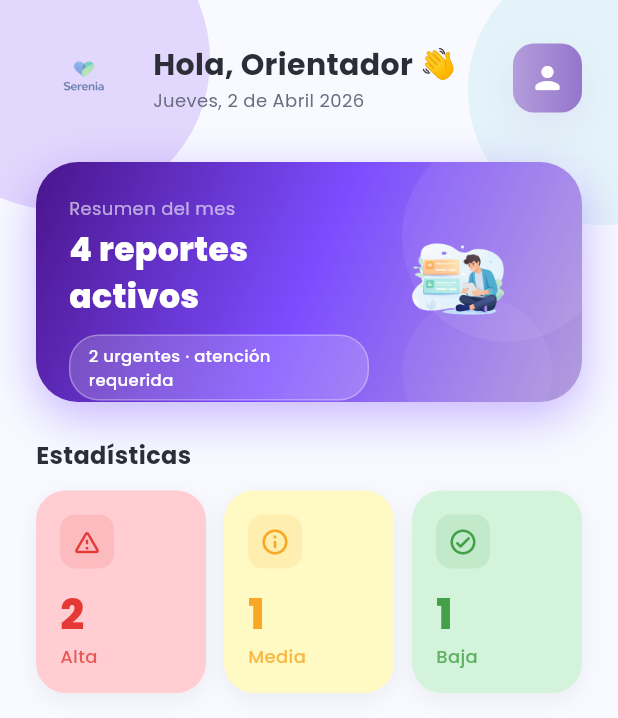
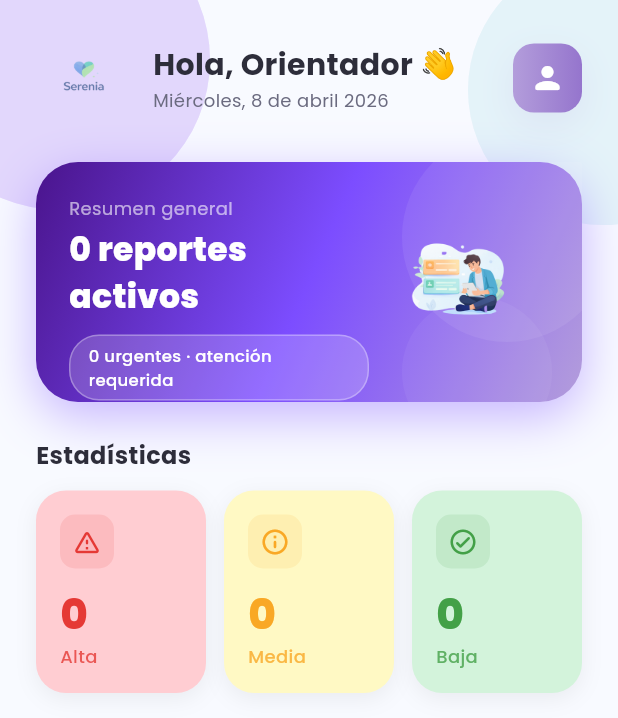
Before and after one commit to Luishernandez001/sirenamaster, a Flutter app: the HomeScreen screen opened directly, on a phone screen of 412 x 824 dp. Shown: the top 718 px of the screen. Run offline on Flutter 3.47's test engine with Material 3 defaults, Android fonts, the phone set to English and light mode, and no system bars; our stand-ins replace cloud_firestore, firebase_auth, firebase_core, google_fonts; accounts and stored records are empty.

Commit message:
se actulizan las estadisticas del home

```diff
--- a/lib/views/home_screen.dart
+++ b/lib/views/home_screen.dart
@@ -344,18 +344,57 @@ class _BubbleNavItem extends StatelessWidget {
   }
 }
 
+/// Totales del home según documentos de `reportes` en Firestore.
+class _HomeReportCounts {
+  final int total;
+  final int high;
+  final int medium;
+  final int low;
+  const _HomeReportCounts({required this.total, required this.high, required this.medium, required this.low});
+}
+
+_HomeReportCounts _countsFromReportDocs(List<QueryDocumentSnapshot<Object?>> docs) {
+  var high = 0, medium = 0, low = 0;
+  for (final d in docs) {
+    final data = d.data() as Map<String, dynamic>;
+    final clas = data['clasificacion'] as Map<String, dynamic>? ?? {};
+    final p = clas['prioridad']?.toString().trim() ?? 'Media';
+    if (p == 'Alta') {
+      high++;
+    } else if (p == 'Baja') {
+      low++;
+    } else {
+      medium++;
+    }
+  }
+  return _HomeReportCounts(total: docs.length, high: high, medium: medium, low: low);
+}
+
 // ============================================================
-// _DashboardTab — Dashboard premium
+// _DashboardTab — Dashboard premium (estadísticas desde Firestore)
 // ============================================================
-class _DashboardTab extends StatelessWidget {
+class _DashboardTab extends StatefulWidget {
   const _DashboardTab();
 
   @override
+  State<_DashboardTab> createState() => _DashboardTabState();
+}
+
+class _DashboardTabState extends State<_DashboardTab> {
+  late final Stream<QuerySnapshot> _reportesStream;
+
+  @override
+  void initState() {
+    super.initState();
+    _reportesStream = FirebaseFirestore.instance.collection('reportes').orderBy('fechaHora', descending: true).snapshots();
+  }
+
+  @override
   Widget build(BuildContext context) {
-    final total = sampleReports.length;
-    final high = sampleReports.where((r) => r.priority == 'Alta').length;
-    final medium = sampleReports.where((r) => r.priority == 'Media').length;
-    final low = sampleReports.where((r) => r.priority == 'Baja').length;
+    final hoy = DateTime.now();
+    const dias = ['Lunes', 'Martes', 'Miércoles', 'Jueves', 'Viernes', 'Sábado', 'Domingo'];
+    const meses = ['enero', 'febrero', 'marzo', 'abril', 'mayo', 'junio', 'julio', 'agosto', 'septiembre', 'octubre', 'noviembre', 'diciembre'];
+    final fechaStr = '${dias[hoy.weekday - 1]}, ${hoy.day} de ${meses[hoy.month - 1]} ${hoy.year}';
 
     return DecorativeBackground(
       child: SafeArea(
@@ -377,7 +416,7 @@ class _DashboardTab extends StatelessWidget {
                       children: [
                         Text('Hola, Orientador 👋',
                             style: GoogleFonts.poppins(fontSize: 20, fontWeight: FontWeight.w700, color: AppColors.textDark)),
-                        Text('Jueves, 2 de Abril 2026',
+                        Text(fechaStr,
                             style: GoogleFonts.poppins(fontSize: 12, color: AppColors.textMedium)),
                       ],
                     ),
@@ -398,22 +437,47 @@ class _DashboardTab extends StatelessWidget {
 
               const SizedBox(height: 24),
 
-              // ── Banner premium con gradiente oscuro ─────────
-              _AnimatedBanner(total: total, high: high),
+              StreamBuilder<QuerySnapshot>(
+                stream: _reportesStream,
+                builder: (context, snapshot) {
+                  if (snapshot.hasError) {
+                    return Padding(
+                      padding: const EdgeInsets.symmetric(vertical: 24),
+                      child: Text(
+                        'No se pudieron cargar las estadísticas. Revisa tu conexión o permisos de Firestore.',
+                        style: GoogleFonts.poppins(fontSize: 13, color: AppColors.textMedium),
+                      ),
+                    );
+                  }
+                  if (snapshot.connectionState == ConnectionState.waiting && !snapshot.hasData) {
+                    return const Padding(
+                      padding: EdgeInsets.symmetric(vertical: 48),
+                      child: Center(child: CircularProgressIndicator()),
+                    );
+                  }
 
+                  final docs = snapshot.data?.docs ?? [];
+                  final c = _countsFromReportDocs(docs);
+
+                  return Column(
+                    crossAxisAlignment: CrossAxisAlignment.start,
+                    children: [
+                      _AnimatedBanner(total: c.total, high: c.high),
                       const SizedBox(height: 24),
-
-              // ── Estadísticas con animación de entrada ───────
                       Text('Estadísticas', style: GoogleFonts.poppins(fontSize: 16, fontWeight: FontWeight.w700, color: AppColors.textDark)),
                       const SizedBox(height: 12),
                       Row(
                         children: [
-                  Expanded(child: _StatCard(label: 'Alta', count: high, color: AppColors.priorityHigh, textColor: AppColors.priorityHighText, icon: Icons.warning_amber_rounded)),
+                          Expanded(child: _StatCard(label: 'Alta', count: c.high, color: AppColors.priorityHigh, textColor: AppColors.priorityHighText, icon: Icons.warning_amber_rounded)),
                           const SizedBox(width: 12),
-                  Expanded(child: _StatCard(label: 'Media', count: medium, color: AppColors.priorityMedium, textColor: AppColors.priorityMediumText, icon: Icons.info_outline_rounded)),
+                          Expanded(child: _StatCard(label: 'Media', count: c.medium, color: AppColors.priorityMedium, textColor: AppColors.priorityMediumText, icon: Icons.info_outline_rounded)),
                           const SizedBox(width: 12),
-                  Expanded(child: _StatCard(label: 'Baja', count: low, color: AppColors.priorityLow, textColor: AppColors.priorityLowText, icon: Icons.check_circle_outline_rounded)),
+                          Expanded(child: _StatCard(label: 'Baja', count: c.low, color: AppColors.priorityLow, textColor: AppColors.priorityLowText, icon: Icons.check_circle_outline_rounded)),
                         ],
+                      ),
+                    ],
+                  );
+                },
               ),
 
               const SizedBox(height: 28),
@@ -547,7 +611,7 @@ class _AnimatedBannerState extends State<_AnimatedBanner> with SingleTickerProvi
                       crossAxisAlignment: CrossAxisAlignment.start,
                       mainAxisAlignment: MainAxisAlignment.center,
                       children: [
-                        Text('Resumen del mes',
+                        Text('Resumen general',
                             style: GoogleFonts.poppins(fontSize: 12, color: Colors.white60)),
                         const SizedBox(height: 4),
                         Text('${widget.total} reportes activos',
```
Lines whose indentation alone changed are shown as unchanged.
